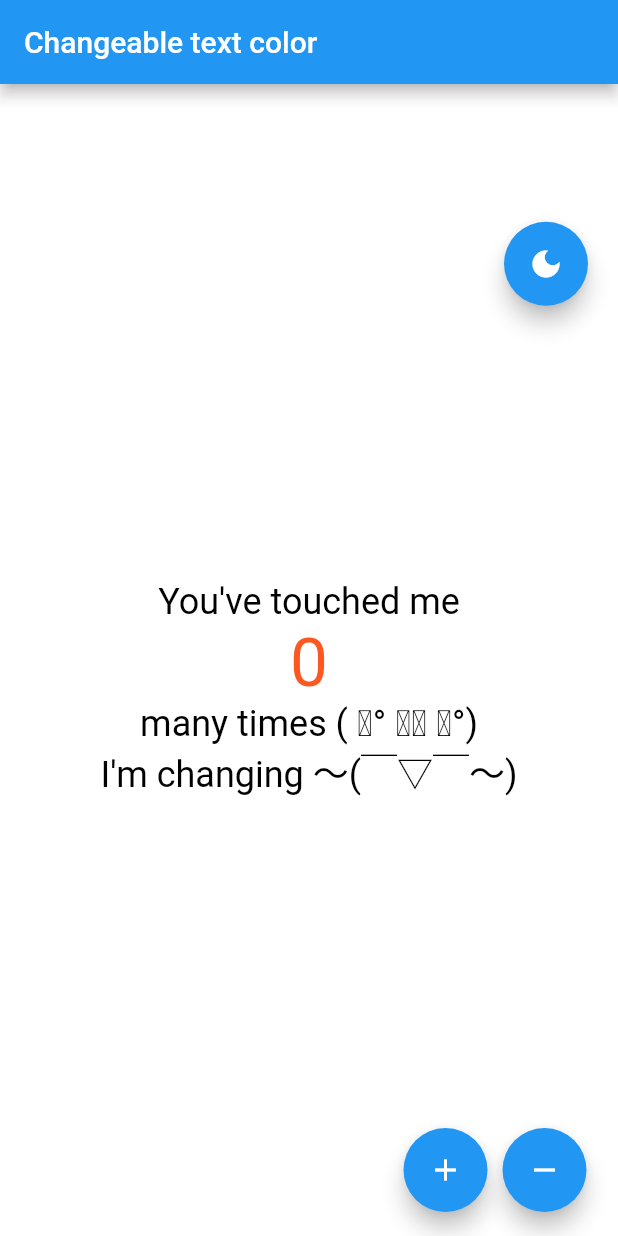
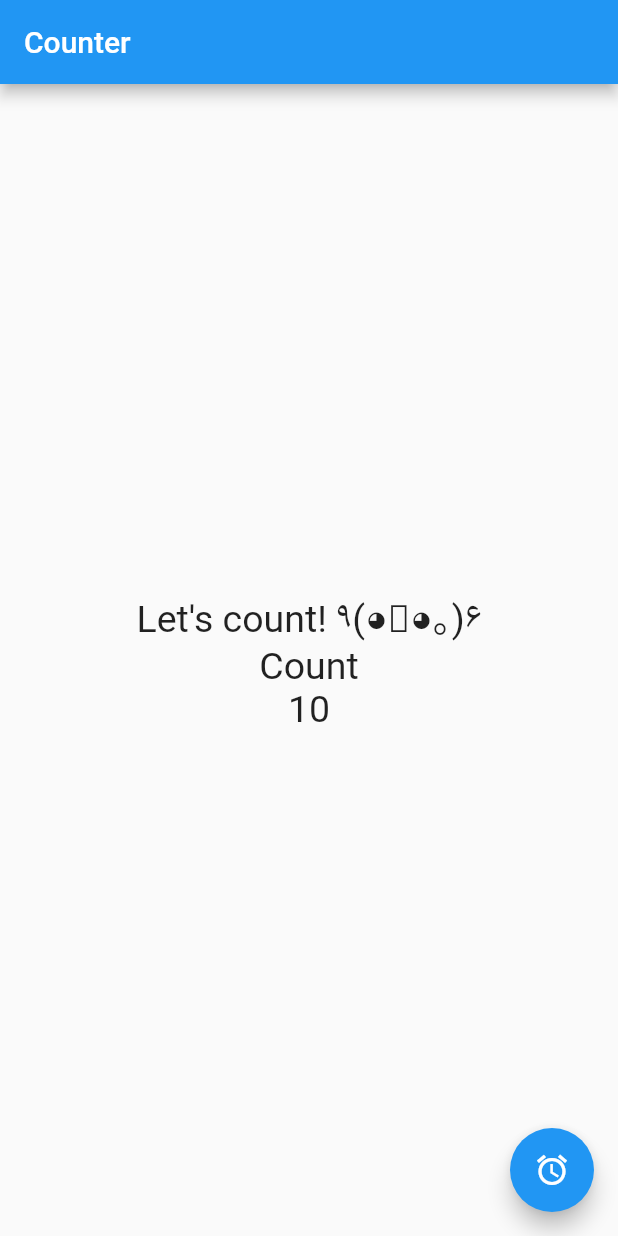
Before and after one commit to ronaldrpc/test-project-mobile, a Flutter app: the screen it shows after launch, on a phone screen of 412 x 824 dp. Run offline on Flutter 3.47's test engine with Material 2 defaults, Android fonts, the phone set to English and light mode, and no system bars.

Commit message:
Adding count_screen.dart

```diff
--- a/lib/main.dart
+++ b/lib/main.dart
@@ -1,6 +1,7 @@
 import 'package:flutter/material.dart';
-import 'package:flutter_application_1/changeable_text_color.dart';
-import 'package:flutter_application_1/home_view.dart';
+import 'package:flutter_application_1/view/changeable_text_color.dart';
+import 'package:flutter_application_1/view/count_screen.dart';
+import 'package:flutter_application_1/view/home_view.dart';
 
 void main() {
   runApp(const MyApp());
@@ -13,7 +14,7 @@ class MyApp extends StatelessWidget {
   Widget build(BuildContext context) {
     return const MaterialApp(
       debugShowCheckedModeBanner: false,
-      home: ChangeableTextColor(), //ChangeableTextColor() or HomeView()
+      home: Counter(), //ChangeableTextColor() or HomeView() or Counter()
     );
   }
 }
--- /dev/null
+++ b/lib/view/count_screen.dart
@@ -0,0 +1,50 @@
+import 'package:flutter/material.dart';
+
+class Counter extends StatefulWidget {
+  const Counter({Key? key}) : super(key: key);
+
+  @override
+  State<Counter> createState() => _CounterState();
+}
+
+class _CounterState extends State<Counter> {
+  int count = 10;
+
+  @override
+  Widget build(BuildContext context) {
+    const sizeText = TextStyle(fontSize: 25);
+
+    return Scaffold(
+      appBar: AppBar(
+        title: const Text("Counter"),
+      ),
+      body: Center(
+        child: Column(
+          mainAxisAlignment: MainAxisAlignment.center,
+          children: <Widget>[
+            const Text("Let's count! ٩(◕‿◕｡)۶", style: sizeText),
+            const Text("Count", style: sizeText),
+            Text('$count', style: sizeText),
+          ]
+        ),
+      ),
+      floatingActionButton: FloatingActionButton(
+        onPressed: () {
+          incrementCounter();
+          showMessage();
+        },
+        child: const Icon(Icons.access_alarms)
+      )
+    );
+  }
+
+  void incrementCounter() {
+    setState(() {
+      count++;
+    });
+  }
+
+  void showMessage() {
+    print("Hi, again");
+  }
+}
--- /dev/null
+++ b/lib/view/counter.dart
@@ -0,0 +1,39 @@
+/* import 'package:flutter/material.dart';
+
+class Counter extends StatelessWidget {
+  const Counter({Key? key}) : super(key: key);
+
+  @override
+  Widget build(BuildContext context) {
+
+    const sizeText = TextStyle(fontSize: 25);
+    int count = 10;
+
+    return Scaffold(
+      appBar: AppBar(
+        title: const Text("Counter"),
+      ),
+      body: Center(
+        child: Column(
+          mainAxisAlignment: MainAxisAlignment.center,
+          children: <Widget>[
+            const Text("Let's count! ٩(◕‿◕｡)۶", style: sizeText),
+            const Text("Count", style: sizeText),
+            Text('$count', style: sizeText),
+          ]
+        ),
+      ),
+      floatingActionButton: FloatingActionButton(
+        onPressed: () {
+          count++;
+          showMessage();
+        },
+        child: const Icon(Icons.access_alarms)
+      )
+    );
+  }
+
+  void showMessage() {
+    print("Hi, again");
+  }
+} */
```
Also changed, not shown: lib/main1.dart (deleted, +0 -202 lines), lib/view/changeable_text_color.dart (renamed from lib/changeable_text_color.dart), lib/view/home_view.dart (renamed from lib/home_view.dart).
